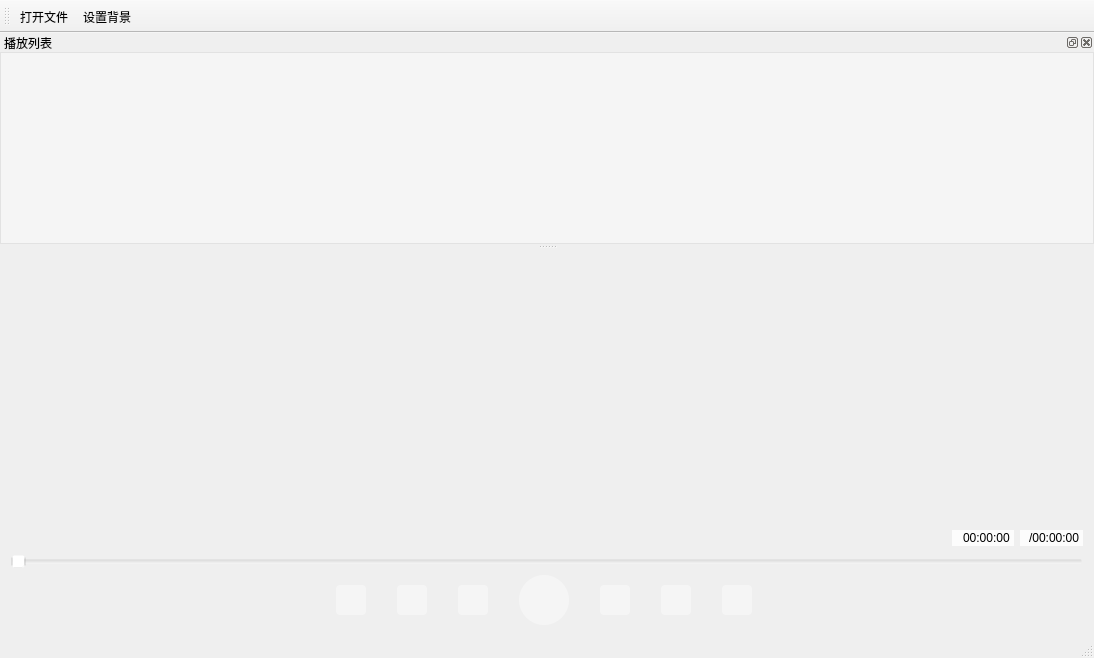
The window that mainwindow.ui (wangsawfer/QtmusicPlayer) describes before a commit, drawn with Qt 5.
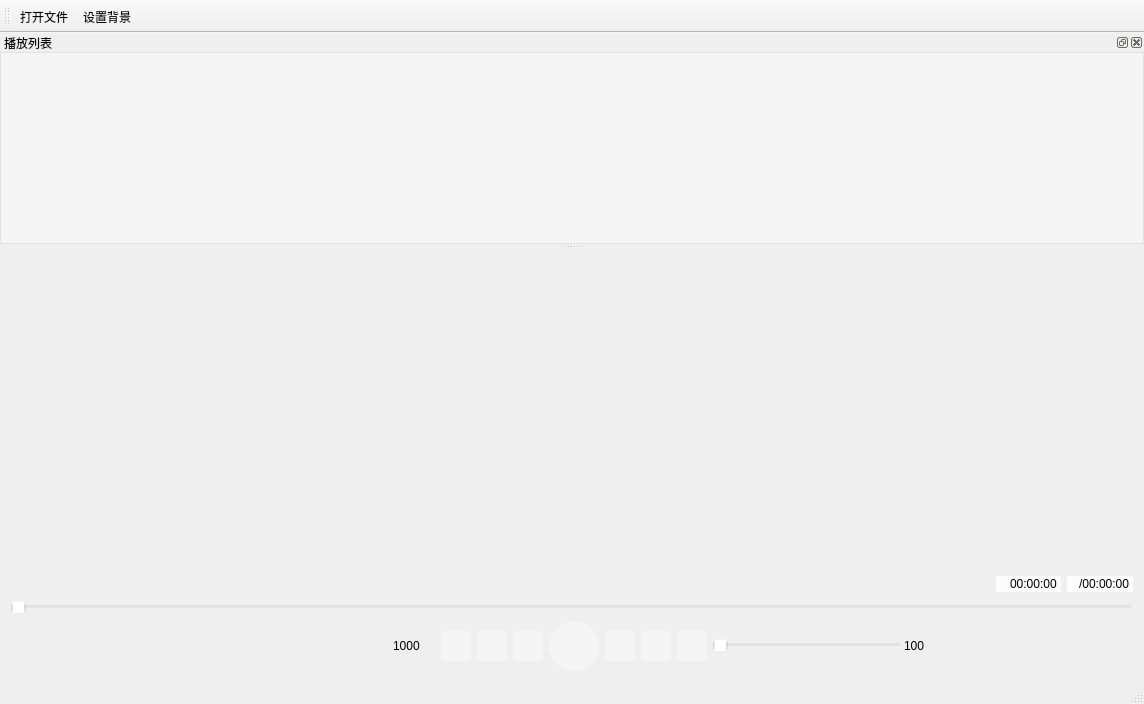
The same window after the commit. Icons and pictures are not drawn.

The edit to the form file:
```diff
--- a/mainwindow.ui
+++ b/mainwindow.ui
@@ -6,8 +6,8 @@
    <rect>
     <x>0</x>
     <y>0</y>
-    <width>1094</width>
-    <height>658</height>
+    <width>1143</width>
+    <height>704</height>
    </rect>
   </property>
   <property name="windowTitle">
@@ -99,7 +99,7 @@
        </widget>
       </item>
       <item>
-       <layout class="QHBoxLayout" name="horizontalLayout" stretch="0,0,0,0,0,0,0">
+       <layout class="QHBoxLayout" name="horizontalLayout" stretch="1,1,1,1,1,1,1,1,1">
         <property name="spacing">
          <number>6</number>
         </property>
@@ -107,16 +107,44 @@
          <enum>QLayout::SizeConstraint::SetDefaultConstraint</enum>
         </property>
         <property name="leftMargin">
-         <number>300</number>
+         <number>200</number>
         </property>
         <property name="rightMargin">
-         <number>300</number>
+         <number>200</number>
         </property>
         <property name="bottomMargin">
          <number>0</number>
         </property>
         <item>
-         <widget class="QPushButton" name="Forward_3">
+         <widget class="QWidget" name="widget_2" native="true">
+          <layout class="QHBoxLayout" name="horizontalLayout_4">
+           <item>
+            <widget class="QLineEdit" name="stepedit">
+             <property name="minimumSize">
+              <size>
+               <width>202</width>
+               <height>17</height>
+              </size>
+             </property>
+             <property name="styleSheet">
+              <string notr="true">QLineEdit {
+	background-color: rgba(255, 255, 255,0);
+    border: none;                       /* 无边框 */
+}</string>
+             </property>
+             <property name="text">
+              <string>1000</string>
+             </property>
+             <property name="alignment">
+              <set>Qt::AlignmentFlag::AlignRight|Qt::AlignmentFlag::AlignTrailing|Qt::AlignmentFlag::AlignVCenter</set>
+             </property>
+            </widget>
+           </item>
+          </layout>
+         </widget>
+        </item>
+        <item>
+         <widget class="QPushButton" name="modeChange">
           <property name="styleSheet">
            <string notr="true">QPushButton {
     background-color:rgba(255, 255, 255, 100);  /* 与界面背景色一致 */
@@ -342,7 +370,7 @@
          </widget>
         </item>
         <item>
-         <widget class="QPushButton" name="modeChange">
+         <widget class="QPushButton" name="soundChange">
           <property name="styleSheet">
            <string notr="true">QPushButton {
     background-color:rgba(255, 255, 255, 100);  /* 与界面背景色一致 */
@@ -377,6 +405,59 @@
           </property>
          </widget>
         </item>
+        <item>
+         <widget class="QWidget" name="widget" native="true">
+          <property name="minimumSize">
+           <size>
+            <width>220</width>
+            <height>50</height>
+           </size>
+          </property>
+          <layout class="QHBoxLayout" name="horizontalLayout_2" stretch="9,1">
+           <property name="spacing">
+            <number>0</number>
+           </property>
+           <property name="leftMargin">
+            <number>0</number>
+           </property>
+           <property name="topMargin">
+            <number>0</number>
+           </property>
+           <property name="rightMargin">
+            <number>0</number>
+           </property>
+           <property name="bottomMargin">
+            <number>0</number>
+           </property>
+           <item>
+            <widget class="QSlider" name="soundSlider">
+             <property name="orientation">
+              <enum>Qt::Orientation::Horizontal</enum>
+             </property>
+            </widget>
+           </item>
+           <item>
+            <widget class="QLineEdit" name="soundLabel">
+             <property name="minimumSize">
+              <size>
+               <width>31</width>
+               <height>17</height>
+              </size>
+             </property>
+             <property name="styleSheet">
+              <string notr="true">QLineEdit {
+	background-color: rgba(255, 255, 255,0);
+    border: none;                       /* 无边框 */
+}</string>
+             </property>
+             <property name="text">
+              <string>100</string>
+             </property>
+            </widget>
+           </item>
+          </layout>
+         </widget>
+        </item>
        </layout>
       </item>
      </layout>
```
Left out of the diff: 8 changed lines with no effect on the pictures.
